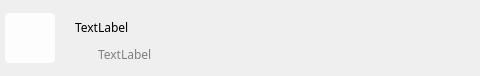
Old version of the form QtAdb/pagelistitem.ui in the repository LapplandSP/QtAdb; both pictures show x 0 to 480 and y 0 to 76 of the 868 by 76 pixel window.
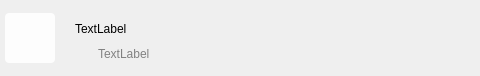
New version of the form. Icons and pictures are not drawn.

Diff of the .ui file:
```diff
--- a/QtAdb/pagelistitem.ui
+++ b/QtAdb/pagelistitem.ui
@@ -116,9 +116,7 @@
            </size>
           </property>
           <property name="font">
-           <font>
-            <family>MiSans Normal</family>
-           </font>
+           <font/>
           </property>
           <property name="styleSheet">
            <string notr="true">background-color: rgba(255, 255, 255, 0);</string>
@@ -186,9 +184,7 @@
              </size>
             </property>
             <property name="font">
-             <font>
-              <family>MiSans Normal</family>
-             </font>
+             <font/>
             </property>
             <property name="styleSheet">
              <string notr="true">background-color: rgba(255, 255, 255, 0);
```
Left out of the diff: 4 changed lines with no effect on the pictures.
